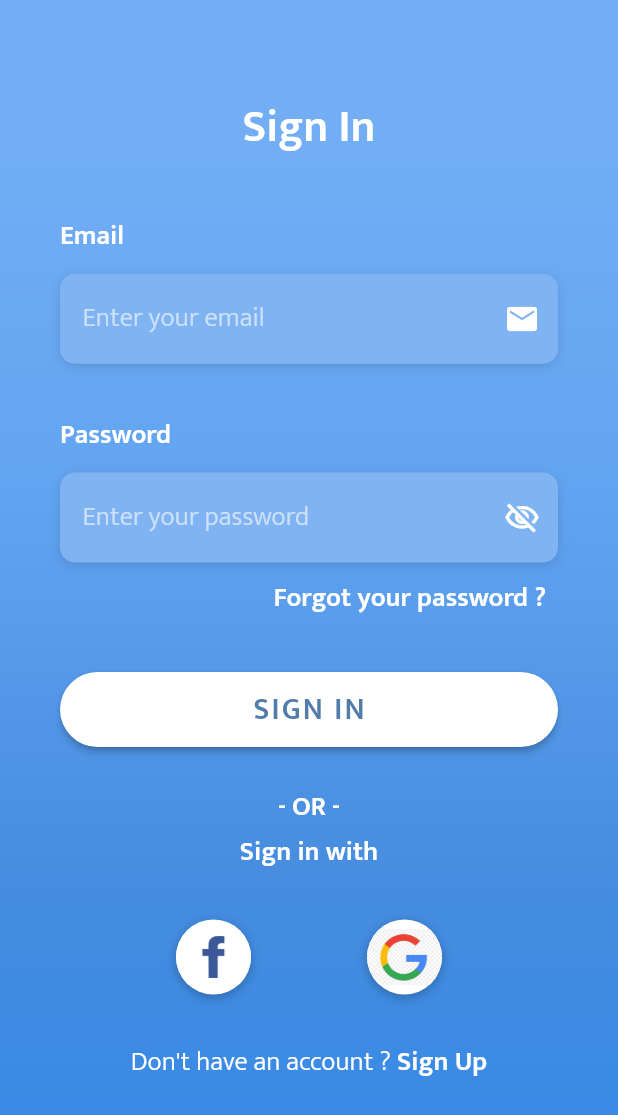
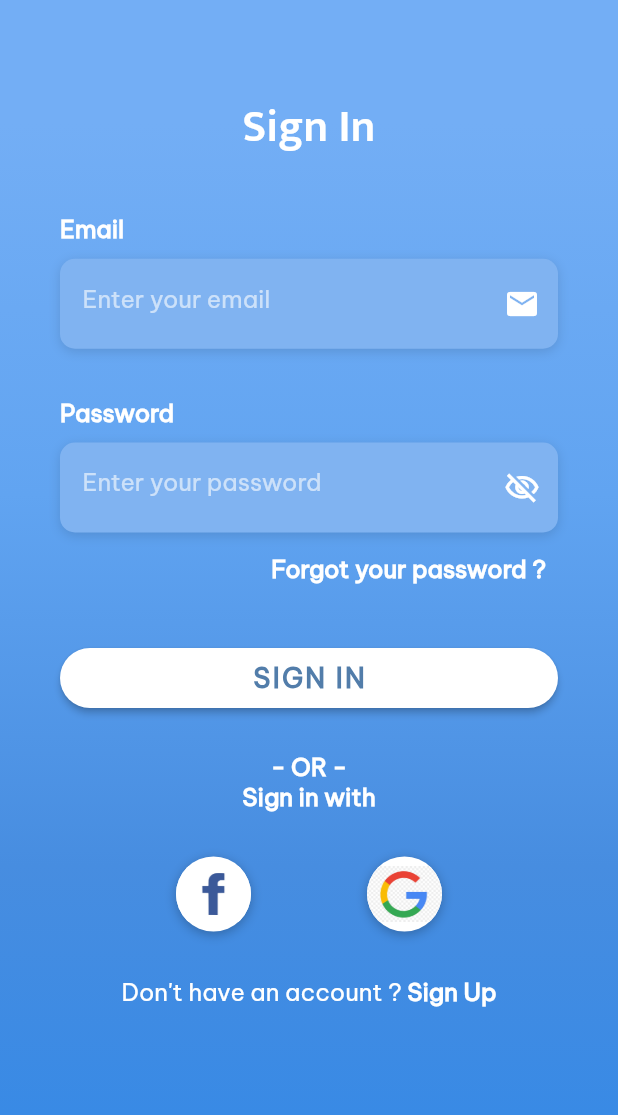
Before and after one commit to tuanvu9981/travel_app, a Flutter app: the screen it shows after launch, on a phone screen of 412 x 824 dp. Shown: the top 1115 px of the screen. Run offline on Flutter 3.47's test engine with Material 2 defaults, Android fonts, the phone set to English and light mode, and no system bars; our stand-ins replace carousel_slider, flutter_riverpod, routemaster, shared_preferences.

Commit message:
feat: change language font to VNPro to fit VNmese

```diff
--- a/lib/const/text_style.const.dart
+++ b/lib/const/text_style.const.dart
@@ -2,21 +2,21 @@ import 'package:flutter/material.dart';
 
 const kHintTextStyle = TextStyle(
   color: Colors.white60,
-  fontFamily: 'Mukta',
-  fontSize: 18.0,
+  fontFamily: 'VNPro',
+  fontSize: 16.0,
 );
 
 const kLabelStyle = TextStyle(
   color: Colors.white,
   fontWeight: FontWeight.bold,
-  fontFamily: 'Mukta',
-  fontSize: 18.0,
+  fontFamily: 'VNPro',
+  fontSize: 16.0,
 );
 
 const kStyle = TextStyle(
   color: Colors.white,
-  fontFamily: 'Mukta',
-  fontSize: 18.0,
+  fontFamily: 'VNPro',
+  fontSize: 16.0,
 );
 
 final kBoxDecorationStyle = BoxDecoration(
--- a/lib/screens/authentication/sign_in.screen.dart
+++ b/lib/screens/authentication/sign_in.screen.dart
@@ -16,8 +16,8 @@ class SignInScreenState extends ConsumerState<SignInScreen> {
   bool isLoading = false;
   final txtStyle = const TextStyle(
     color: Colors.white,
-    fontFamily: 'Mukta',
-    fontSize: 18.0,
+    fontFamily: 'VNPro',
+    fontSize: 16.5,
   );
   var passwordEditor = TextEditingController();
   var emailEditor = TextEditingController();
@@ -161,9 +161,9 @@ class SignInScreenState extends ConsumerState<SignInScreen> {
                 style: TextStyle(
                   color: Color(0xFF527DAA),
                   letterSpacing: 1.5,
-                  fontSize: 20.0,
+                  fontSize: 18.0,
                   fontWeight: FontWeight.bold,
-                  fontFamily: 'Mukta',
+                  fontFamily: 'VNPro',
                 ),
               )
             : Center(
--- a/lib/screens/destination_all_list/destination_all_list.dart
+++ b/lib/screens/destination_all_list/destination_all_list.dart
@@ -51,8 +51,8 @@ class DestinationAllListState extends ConsumerState<DestinationAllList> {
             Text(
               "All Destinations",
               style: TextStyle(
-                fontFamily: 'Mukta',
-                fontSize: 25.0,
+                fontFamily: 'VNPro',
+                fontSize: 22.5,
               ),
             ),
             SizedBox(width: 7.5),
--- a/lib/screens/discount-info/discount_info_detail.dart
+++ b/lib/screens/discount-info/discount_info_detail.dart
@@ -76,8 +76,8 @@ class DiscountInfoDetail extends StatelessWidget {
         title: const Text(
           'News & Discount Information',
           style: TextStyle(
-            fontSize: 20.0,
-            fontFamily: 'Mukta',
+            fontSize: 18.0,
+            fontFamily: 'VNPro',
             fontWeight: FontWeight.bold,
           ),
         ),
--- a/lib/screens/home/booking.tab.dart
+++ b/lib/screens/home/booking.tab.dart
@@ -64,8 +64,8 @@ class BookingTabState extends ConsumerState<BookingTab> {
                   child: Text(
                     "You haven't made any booking history yet.",
                     style: TextStyle(
-                      fontFamily: 'Mukta',
-                      fontSize: 17.0,
+                      fontFamily: 'VNPro',
+                      fontSize: 15.0,
                       color: Colors.grey,
                     ),
                   ),
--- a/lib/screens/home/personal.tab.dart
+++ b/lib/screens/home/personal.tab.dart
@@ -105,8 +105,8 @@ class PersonalTabState extends ConsumerState<PersonalTab> {
           Text(
             groupTitle,
             style: TextStyle(
-              fontSize: 18.0,
-              fontFamily: 'Mukta',
+              fontSize: 16.0,
+              fontFamily: 'VNPro',
               fontWeight: FontWeight.bold,
               color: tColor,
             ),
--- a/lib/widgets/destinations/destination_carousel.dart
+++ b/lib/widgets/destinations/destination_carousel.dart
@@ -50,7 +50,7 @@ class DestinationCarouselState extends ConsumerState<DestinationCarousel> {
     return Column(
       children: [
         const Padding(
-          padding: EdgeInsets.symmetric(horizontal: 20.0),
+          padding: EdgeInsets.symmetric(horizontal: 20.0, vertical: 10.0),
           child: DestinationHeader(),
         ),
         SizedBox(
--- a/lib/widgets/discounts/discount_card.dart
+++ b/lib/widgets/discounts/discount_card.dart
@@ -35,8 +35,8 @@ class DiscountCard extends StatelessWidget {
           child: Text(
             title!,
             style: const TextStyle(
-              fontSize: 12.5,
-              fontFamily: 'Mukta',
+              fontSize: 12.0,
+              fontFamily: 'VNPro',
               fontWeight: FontWeight.bold,
             ),
           ),
--- a/lib/widgets/foods/food_card.dart
+++ b/lib/widgets/foods/food_card.dart
@@ -67,8 +67,8 @@ class FoodCard extends StatelessWidget {
                   child: Text(
                     "\$${food.price}",
                     style: TextStyle(
-                      fontFamily: 'Mukta',
-                      fontSize: 20.0,
+                      fontFamily: 'VNPro',
+                      fontSize: 18.0,
                       fontWeight: FontWeight.bold,
                       color: Colors.green.shade600,
                     ),
--- a/lib/widgets/hotels/hotel_card.dart
+++ b/lib/widgets/hotels/hotel_card.dart
@@ -114,8 +114,8 @@ class HotelCard extends StatelessWidget {
                       Text(
                         "Check available rooms",
                         style: TextStyle(
-                          fontFamily: 'Mukta',
-                          fontSize: 15.0,
+                          fontFamily: 'VNPro',
+                          fontSize: 13.0,
                           color: Colors.blue,
                           fontWeight: FontWeight.bold,
                         ),
```
Also changed, not shown: lib/screens/authentication/sign_up.screen.dart (+4 -4 lines), lib/screens/booking_room/booking_room.dart (+9 -8 lines), lib/screens/update_info_screen/update_email_screen.dart (+4 -4 lines), lib/screens/update_info_screen/update_password_screen.dart (+4 -4 lines), lib/widgets/destinations/destination_header.dart (+4 -4 lines), lib/widgets/discounts/discount_header.dart (+4 -4 lines).
